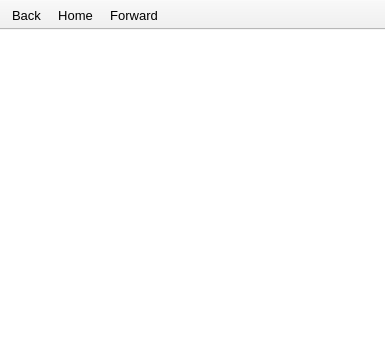
Above: UIs/nPanHelp.ui from NeutrinoToolkit/Neutrino before the change. Below: the same form after it.
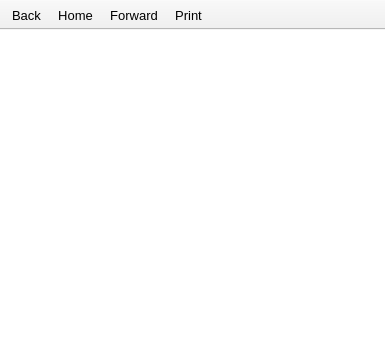
That is the form after the change. Icons and pictures are not drawn.

```diff
--- a/UIs/nPanHelp.ui
+++ b/UIs/nPanHelp.ui
@@ -83,6 +83,7 @@
    <addaction name="actionBack"/>
    <addaction name="actionHome"/>
    <addaction name="actionForward"/>
+   <addaction name="actionPrint"/>
   </widget>
   <action name="actionHome">
    <property name="icon">
@@ -117,6 +118,15 @@
     <string>Forward</string>
    </property>
   </action>
+  <action name="actionPrint">
+   <property name="icon">
+    <iconset resource="../resources/icons/icons.qrc">
+     <normaloff>:/icons/print.png</normaloff>:/icons/print.png</iconset>
+   </property>
+   <property name="text">
+    <string>Print</string>
+   </property>
+  </action>
  </widget>
  <resources>
   <include location="../resources/icons/icons.qrc"/>
```
Left out of the diff: 6 changed lines with no effect on the pictures.
